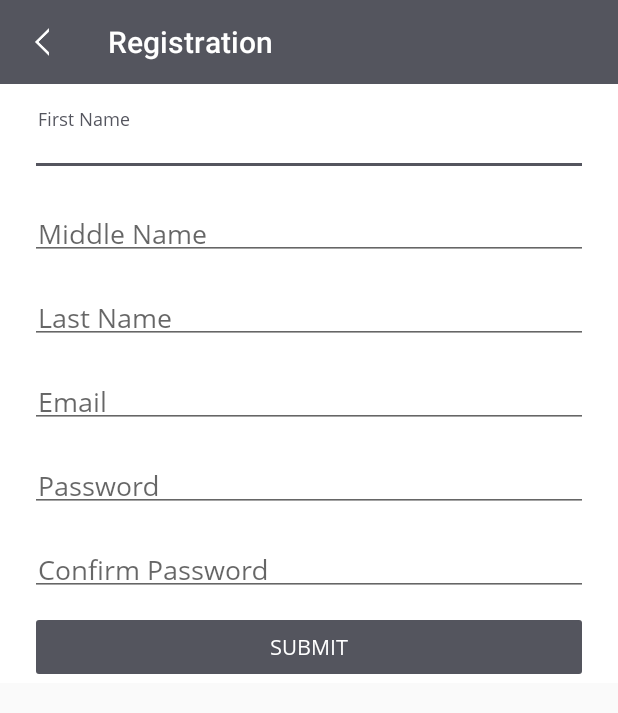
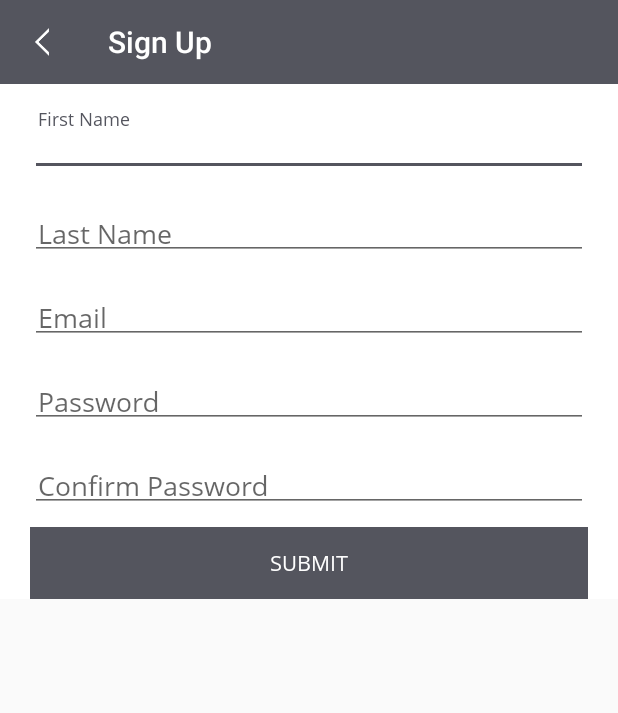
Before and after one commit to Mohit001/Shopebazardroid, an Android app: the RegistrationActivity screen opened directly, with no data from a screen before it, on a phone screen of 412 x 824 dp. Shown: the top 713 px of the screen. Run offline under Robolectric (Android 15) with nearby library versions, the phone set to English and light mode, and no system bars.

Commit message:
- registration - get proflie - update profile

```diff
--- a/app/src/main/res/layout/activity_login.xml
+++ b/app/src/main/res/layout/activity_login.xml
@@ -105,7 +105,7 @@
             android:layout_width="wrap_content"
             android:layout_height="wrap_content"
             android:layout_marginTop="@dimen/margin_10"
-            android:text="@string/lbl_registration"
+            android:text="@string/lbl_sign_up"
             android:textColor="@color/colorPrimary"
             android:textSize="14sp" />
 
--- a/app/src/main/res/layout/activity_registration.xml
+++ b/app/src/main/res/layout/activity_registration.xml
@@ -57,24 +57,6 @@
                     android:layout_width="match_parent"
                     android:layout_height="wrap_content"
                     android:hint="@string/hint_firstname"
-                    android:padding="@dimen/margin_5"
-                    android:singleLine="true"
-                    android:textColor="@android:color/black" />
-
-            </android.support.design.widget.TextInputLayout>
-
-            <android.support.design.widget.TextInputLayout
-                android:id="@+id/middlename_inputlayout_txt"
-                android:layout_width="match_parent"
-                android:layout_height="wrap_content"
-                android:layout_marginTop="@dimen/margin_10">
-
-                <android.support.v7.widget.AppCompatEditText
-                    android:id="@+id/middlename_txt"
-                    android:layout_width="match_parent"
-                    android:layout_height="wrap_content"
-                    android:layout_marginTop="@dimen/margin_5"
-                    android:hint="@string/hint_middlename"
                     android:padding="@dimen/margin_5"
                     android:singleLine="true"
                     android:textColor="@android:color/black" />
@@ -169,7 +151,7 @@
                 android:layout_marginTop="@dimen/margin_10"
                 android:text="@string/lbl_submit"
                 android:textAllCaps="true"
-                android:backgroundTint="@color/colorPrimary"
+                android:background="@color/colorPrimary"
                 android:textColor="@color/white" />
 
         </LinearLayout>
--- a/app/src/main/res/values/api.xml
+++ b/app/src/main/res/values/api.xml
@@ -10,6 +10,9 @@
     <string name="api_user_profile">shppebazar/rest/user/userProfile/%1$s</string>
     <!--  Variable will be user email -->
     <string name="api_forgot_password">shppebazar/rest/user/forgotPassowrd/%1$s</string>
+    <string name="api_update_profie">shppebazar/rest/user/updateUser</string>
+
+
     <string name="api_category">/shppebazar/rest/Category</string>
     <!-- Variable will be category id-->
     <string name="api_category_product_list">shppebazar/rest/Category/getProducts/%1$s</string>
--- a/app/src/main/res/values/strings.xml
+++ b/app/src/main/res/values/strings.xml
@@ -44,7 +44,7 @@
     <string name="forgot_lbl_submit">SUBMIT</string>
     <string name="lbl_login">LOGIN</string>
     <string name="lbl_forgot_password">Forgot Password</string>
-    <string name="lbl_registration">Sign Up</string>
+    <string name="lbl_sign_up">Sign Up</string>
 
     <!-- GCM -->
     <string name="gcm_send_message">Token retrieved and sent to server! You can now use gcmsender to
@@ -156,4 +156,5 @@
     <string name="empty_billing_address">Please enter atleast one billing address</string>
     <string name="continue_shopping">Continue Shopping</string>
     <string name="dialog_msg_authenticating">Authenticating...</string>
+    <string name="lbl_update_profile">Update Profile</string>
 </resources>
```
Also changed, not shown: app/src/main/java/com/mohit/shopebazardroid/activity/login_registration/RegistrationActivity.java (+56 -81 lines), app/src/main/java/com/mohit/shopebazardroid/network/HTTPWebRequest.java (+20 -3 lines), 1 other file.
